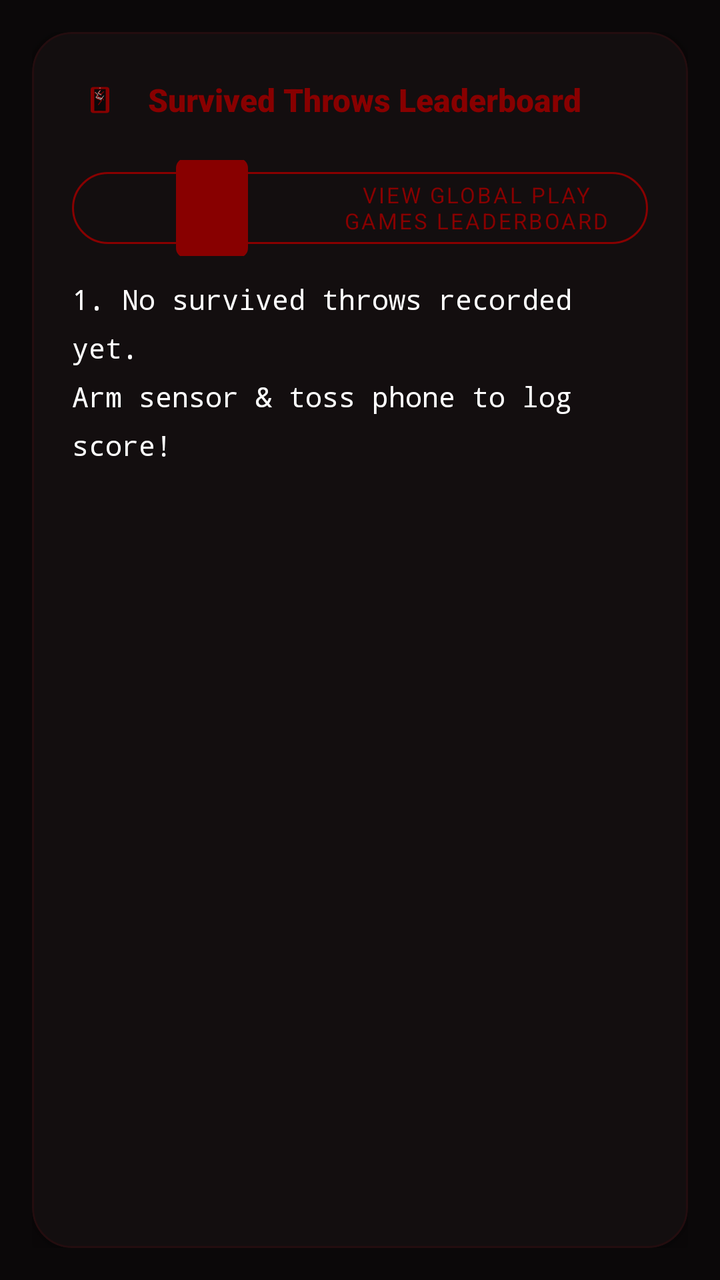
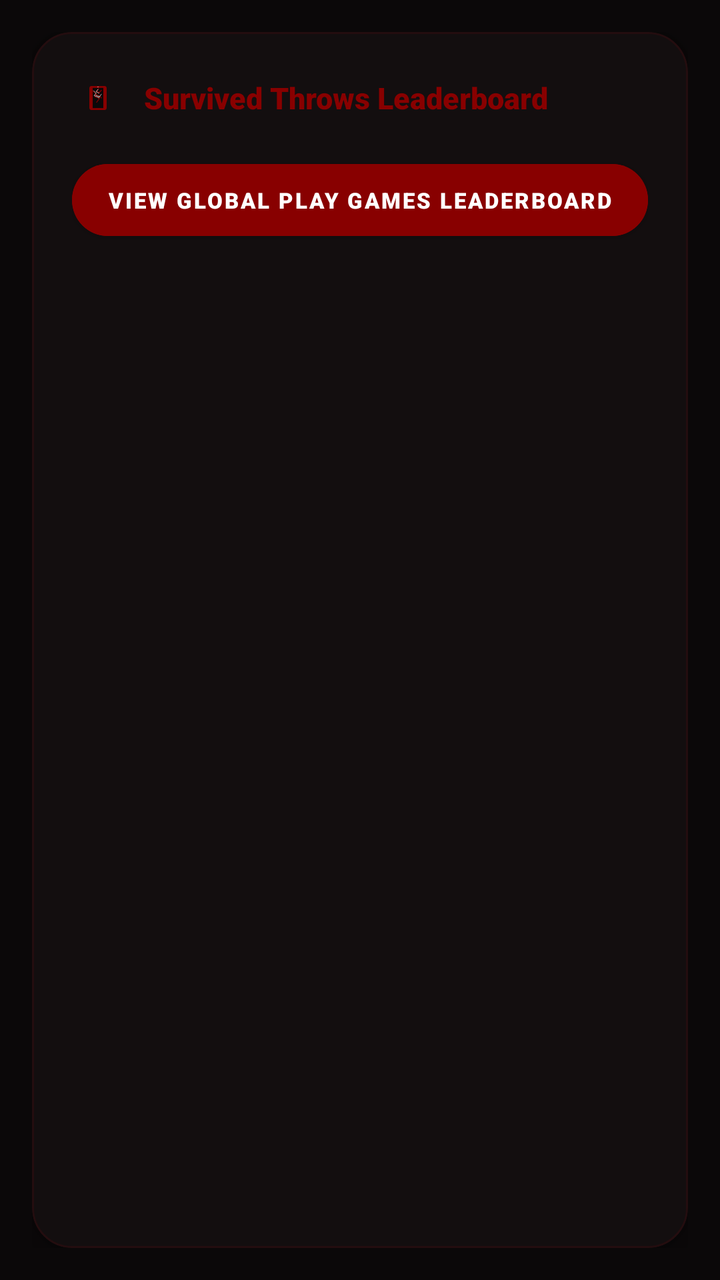

Two renders of the same Android screen: before a commit and after it. Below are the layout's source before the change and the commit's diff.
<!-- AndroidManifest.xml: application theme Theme.SensorManager -->
<!-- res/layout/page_leaderboard.xml -->
<?xml version="1.0" encoding="utf-8"?>
<LinearLayout xmlns:android="http://schemas.android.com/apk/res/android"
    xmlns:app="http://schemas.android.com/apk/res-auto"
    xmlns:tools="http://schemas.android.com/tools"
    android:layout_width="match_parent"
    android:layout_height="match_parent"
    android:background="@color/background_dark"
    android:orientation="vertical"
    android:padding="16dp">

    
    <com.google.android.material.card.MaterialCardView
        android:layout_width="match_parent"
        android:layout_height="match_parent"
        app:cardBackgroundColor="@color/card_background"
        app:cardCornerRadius="20dp"
        app:cardElevation="6dp"
        app:strokeColor="#240D0F"
        app:strokeWidth="1dp">

        <LinearLayout
            android:layout_width="match_parent"
            android:layout_height="match_parent"
            android:orientation="vertical"
            android:padding="20dp">

            
            <RelativeLayout
                android:layout_width="match_parent"
                android:layout_height="wrap_content"
                android:layout_marginBottom="16dp">

                <LinearLayout
                    android:layout_width="wrap_content"
                    android:layout_height="wrap_content"
                    android:layout_alignParentStart="true"
                    android:layout_centerVertical="true"
                    android:gravity="center_vertical"
                    android:orientation="horizontal">

                    <ImageView
                        android:layout_width="28dp"
                        android:layout_height="28dp"
                        android:contentDescription="@string/desc_logo"
                        android:src="@drawable/ic_broken_phone" />

                    <TextView
                        android:layout_width="wrap_content"
                        android:layout_height="wrap_content"
                        android:layout_marginStart="10dp"
                        android:fontFamily="sans-serif-black"
                        android:text="@string/leaderboard_title"
                        android:textColor="@color/primary"
                        android:textSize="16sp"
                        android:textStyle="bold" />
                </LinearLayout>

                <Button
                    android:id="@+id/btnClearLeaderboard"
                    style="@style/Widget.MaterialComponents.Button.TextButton"
                    android:layout_width="wrap_content"
                    android:layout_height="wrap_content"
                    android:layout_alignParentEnd="true"
                    android:fontFamily="sans-serif-bold"
                    app:cornerRadius="20dp"
                    android:text="@string/btn_reset"
                    android:textColor="@color/primary"
                    android:visibility="gone" />
            </RelativeLayout>

            
            <Button
                android:id="@+id/btnPlayGamesLeaderboard"
                style="@style/Widget.MaterialComponents.Button.OutlinedButton"
                android:layout_width="match_parent"
                android:layout_height="48dp"
                android:layout_marginBottom="12dp"
                android:fontFamily="sans-serif-bold"
                app:cornerRadius="24dp"
                app:icon="@drawable/ic_broken_phone"
                app:iconPadding="8dp"
                android:text="@string/btn_play_games_leaderboard"
                android:textColor="@color/primary"
                app:strokeColor="@color/primary"
                android:textSize="11sp" />

            
            <ScrollView
                android:layout_width="match_parent"
                android:layout_height="0dp"
                android:layout_weight="1"
                android:fillViewport="true"
                android:scrollbars="vertical">

                <TextView
                    android:id="@+id/tvLeaderboardList"
                    android:layout_width="match_parent"
                    android:layout_height="wrap_content"
                    android:fontFamily="monospace"
                    android:lineSpacingExtra="8dp"
                    android:text="@string/empty_leaderboard"
                    android:textColor="@color/text_primary"
                    android:textSize="14sp" />

            </ScrollView>

        </LinearLayout>
    </com.google.android.material.card.MaterialCardView>

</LinearLayout>
<!-- resources referenced by this layout -->
<resources>
  <color name="background_dark">#0B0809</color>
  <color name="card_background">#130E0F</color>
  <color name="primary">#880000</color>
  <color name="text_primary">#FFFFFF</color>
  <!-- drawable ic_broken_phone (drawable) -->
  <?xml version="1.0" encoding="utf-8"?>
  <vector xmlns:android="http://schemas.android.com/apk/res/android"
      android:width="108dp"
      android:height="108dp"
      android:viewportWidth="108"
      android:viewportHeight="108">
  
      
      <path
          android:fillColor="#880000"
          android:pathData="M41,29 h26 a5,5 0 0,1 5,5 v40 a5,5 0 0,1 -5,5 h-26 a5,5 0 0,1 -5,-5 v-40 a5,5 0 0,1 5,-5 Z" />
  
      
      <path
          android:fillColor="#0B0809"
          android:pathData="M43,33 h22 v42 h-22 Z" />
  
      
      <path
          android:fillColor="#00000000"
          android:strokeColor="#880000"
          android:strokeWidth="1.6"
          android:strokeLineCap="round"
          android:strokeLineJoin="round"
          android:pathData="M44,40 L51,46 L47,51 L57,55 L51,63 M55,44 L61,38 M48,47 L58,50 L61,54 M55,35 L51,40 L57,43" />
  
      
      <path
          android:fillColor="#00000000"
          android:strokeColor="#FFFFFF"
          android:strokeWidth="0.9"
          android:strokeLineCap="round"
          android:strokeLineJoin="round"
          android:pathData="M45,39 L50,44 L46,49 L56,53 M56,53 L61,46 M50,49 L57,51 M54,36 L50,41 L56,44" />
  
      
      <path
          android:fillColor="#FFFFFF"
          android:pathData="M54,31 m-0.8,0 a0.8,0.8 0 1,0 1.6,0 a0.8,0.8 0 1,0 -1.6,0" />
  
      
      <path
          android:fillColor="#00000000"
          android:strokeColor="#880000"
          android:strokeWidth="1.2"
          android:strokeLineCap="round"
          android:pathData="M50,76 h8" />
  
  </vector>
  <string name="btn_play_games_leaderboard">VIEW GLOBAL PLAY GAMES LEADERBOARD</string>
  <string name="btn_reset">RESET</string>
  <string name="desc_logo">Broken Phone Logo</string>
  <string name="empty_leaderboard">1. No survived throws recorded yet.\nArm sensor &amp; toss phone to log score!</string>
  <string name="leaderboard_title">Survived Throws Leaderboard</string>
  <style name="Theme.SensorManager" parent="Theme.MaterialComponents.NoActionBar">
          
          <item name="colorPrimary">@color/primary</item>
          <item name="colorPrimaryVariant">@color/primary_dark</item>
          <item name="colorOnPrimary">@color/white</item>
          
          <item name="colorSecondary">@color/accent</item>
          <item name="colorSecondaryVariant">@color/accent</item>
          <item name="colorOnSecondary">@color/white</item>
          
          <item name="android:windowBackground">@drawable/bg_splash</item>
          
          <item name="android:statusBarColor">@color/background_dark</item>
      </style>
  <color name="primary_dark">#540000</color>
  <color name="white">#FFFFFFFF</color>
  <color name="accent">#8A0000</color>
  <!-- drawable bg_splash (drawable) -->
  <?xml version="1.0" encoding="utf-8"?>
  <layer-list xmlns:android="http://schemas.android.com/apk/res/android">
      <item android:drawable="@color/background_dark" />
      <item
          android:width="120dp"
          android:height="120dp"
          android:gravity="center"
          android:drawable="@drawable/ic_broken_phone" />
  </layer-list>
</resources>

<!-- the commit's change to res/layout/page_leaderboard.xml (unified diff, before → after) -->
@@ -28,7 +28,7 @@
             <RelativeLayout
                 android:layout_width="match_parent"
                 android:layout_height="wrap_content"
-                android:layout_marginBottom="16dp">
+                android:layout_marginBottom="14dp">
 
                 <LinearLayout
                     android:layout_width="wrap_content"
@@ -39,8 +39,8 @@
                     android:orientation="horizontal">
 
                     <ImageView
-                        android:layout_width="28dp"
-                        android:layout_height="28dp"
+                        android:layout_width="26dp"
+                        android:layout_height="26dp"
                         android:contentDescription="@string/desc_logo"
                         android:src="@drawable/ic_broken_phone" />
 
@@ -51,7 +51,7 @@
                         android:fontFamily="sans-serif-black"
                         android:text="@string/leaderboard_title"
                         android:textColor="@color/primary"
-                        android:textSize="16sp"
+                        android:textSize="15sp"
                         android:textStyle="bold" />
                 </LinearLayout>
 
@@ -71,36 +71,69 @@
             
             <Button
                 android:id="@+id/btnPlayGamesLeaderboard"
-                style="@style/Widget.MaterialComponents.Button.OutlinedButton"
                 android:layout_width="match_parent"
                 android:layout_height="48dp"
-                android:layout_marginBottom="12dp"
-                android:fontFamily="sans-serif-bold"
+                android:layout_marginBottom="14dp"
+                android:backgroundTint="@color/primary"
+                android:fontFamily="sans-serif-black"
                 app:cornerRadius="24dp"
-                app:icon="@drawable/ic_broken_phone"
-                app:iconPadding="8dp"
                 android:text="@string/btn_play_games_leaderboard"
-                android:textColor="@color/primary"
-                app:strokeColor="@color/primary"
-                android:textSize="11sp" />
+                android:textColor="@color/white"
+                android:textSize="11sp"
+                android:textStyle="bold" />
+
+            
+            <LinearLayout
+                android:id="@+id/layoutEmptyState"
+                android:layout_width="match_parent"
+                android:layout_height="match_parent"
+                android:gravity="center"
+                android:orientation="vertical"
+                android:padding="20dp"
+                android:visibility="gone">
+
+                <ImageView
+                    android:layout_width="64dp"
+                    android:layout_height="64dp"
+                    android:contentDescription="@string/desc_logo"
+                    android:src="@drawable/ic_broken_phone" />
+
+                <TextView
+                    android:layout_width="wrap_content"
+                    android:layout_height="wrap_content"
+                    android:layout_marginTop="14dp"
+                    android:fontFamily="sans-serif-black"
+                    android:gravity="center"
+                    android:text="NO SURVIVED THROWS LOGGED"
+                    android:textColor="@color/white"
+                    android:textSize="14sp"
+                    android:textStyle="bold" />
+
+                <TextView
+                    android:layout_width="wrap_content"
+                    android:layout_height="wrap_content"
+                    android:layout_marginTop="6dp"
+                    android:fontFamily="sans-serif"
+                    android:gravity="center"
+                    android:text="Arm the accelerometer sensor on the Game tab and toss your phone to set a high score!"
+                    android:textColor="@color/text_secondary"
+                    android:textSize="12sp" />
+            </LinearLayout>
 
             
             <ScrollView
+                android:id="@+id/scrollLeaderboard"
                 android:layout_width="match_parent"
                 android:layout_height="0dp"
                 android:layout_weight="1"
                 android:fillViewport="true"
                 android:scrollbars="vertical">
 
-                <TextView
-                    android:id="@+id/tvLeaderboardList"
+                <LinearLayout
+                    android:id="@+id/layoutScoresContainer"
                     android:layout_width="match_parent"
                     android:layout_height="wrap_content"
-                    android:fontFamily="monospace"
-                    android:lineSpacingExtra="8dp"
-                    android:text="@string/empty_leaderboard"
-                    android:textColor="@color/text_primary"
-                    android:textSize="14sp" />
+                    android:orientation="vertical" />
 
             </ScrollView>
 
<!-- resource entries referenced after the edit -->
@@ -3,7 +3,7 @@
   <color name="background_dark">#0B0809</color>
   <color name="card_background">#130E0F</color>
   <color name="primary">#880000</color>
-  <color name="text_primary">#FFFFFF</color>
+  <color name="text_secondary">#90A4AE</color>
   <!-- drawable ic_broken_phone (drawable) -->
   <?xml version="1.0" encoding="utf-8"?>
   <vector xmlns:android="http://schemas.android.com/apk/res/android"
@@ -57,7 +57,6 @@
   <string name="btn_play_games_leaderboard">VIEW GLOBAL PLAY GAMES LEADERBOARD</string>
   <string name="btn_reset">RESET</string>
   <string name="desc_logo">Broken Phone Logo</string>
-  <string name="empty_leaderboard">1. No survived throws recorded yet.\nArm sensor &amp; toss phone to log score!</string>
   <string name="leaderboard_title">Survived Throws Leaderboard</string>
   <style name="Theme.SensorManager" parent="Theme.MaterialComponents.NoActionBar">
           
